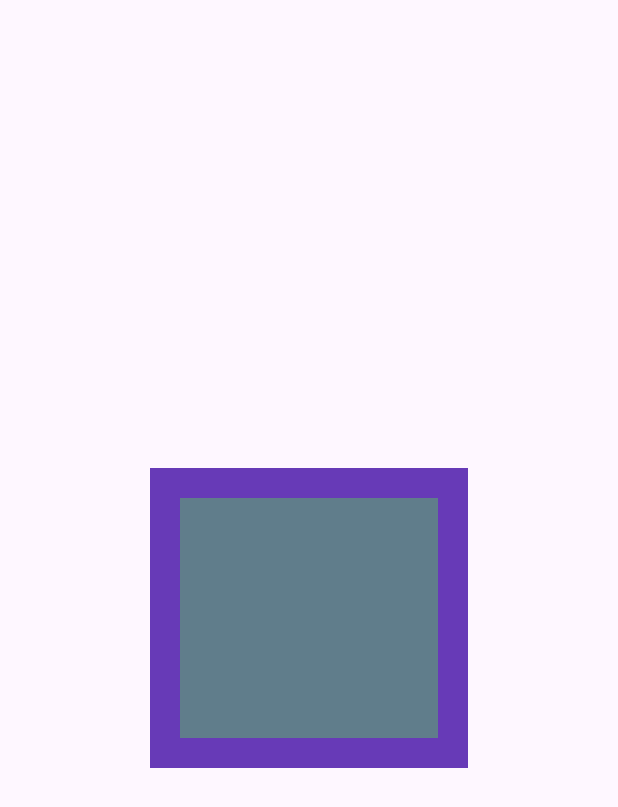
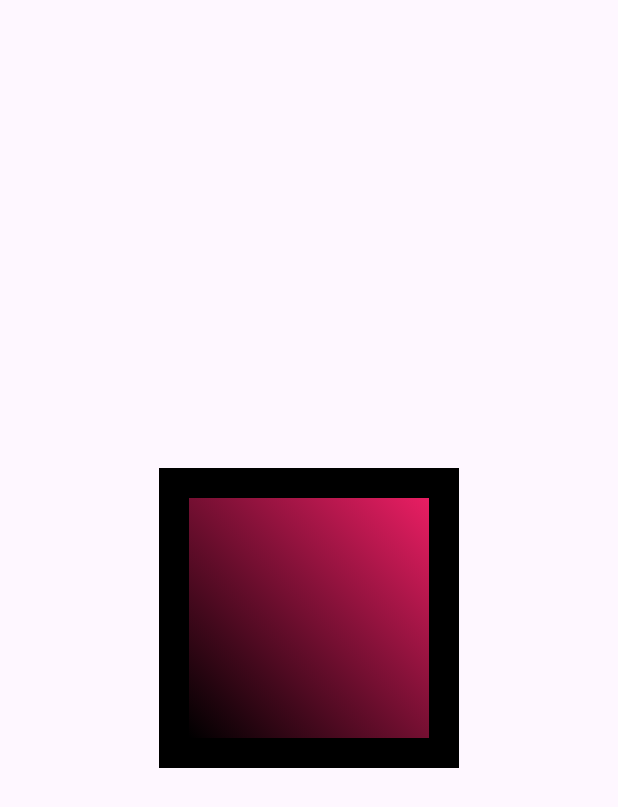
Before and after one commit to mairame21/layout_container, a Flutter app: the screen it shows after launch, on a phone screen of 412 x 824 dp. Shown: the top 807 px of the screen. Run offline on Flutter 3.47's test engine with Material 3 defaults, Android fonts, the phone set to English and light mode, and no system bars.

Commit message:
version0409267

```diff
--- a/lib/main.dart
+++ b/lib/main.dart
@@ -24,15 +24,20 @@ class MyHomePage extends StatelessWidget {
       body: Center(
         child:Container(
           height: 200,
-          width: 300,
+          width: 200,
           padding: const EdgeInsets.all(20),
           margin: EdgeInsets.symmetric(horizontal: 100,vertical: 100),
-          color: Colors.deepPurple,
+          color: Colors.black,
           child: Container(
-            height: 200,
-            width: 400,
+            height: double.infinity,
+            width: double.infinity,
             decoration: BoxDecoration(
-              color: Colors.blueGrey,
+              gradient: LinearGradient(
+                begin: Alignment.topRight,
+                end: Alignment.bottomLeft,
+                colors:[Colors.pink,
+                Colors.black ],
+              )
             ),
           ),
         )
```
